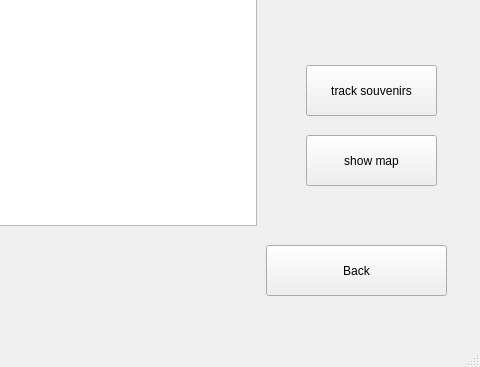
This is CS8project2/mainwindow.ui in pradakev/CS8GroupProject2 as Qt 5 draws it before an edit; both pictures show x 344 to 824 and y 255 to 622 of the 824 by 622 pixel window. The edited form follows.
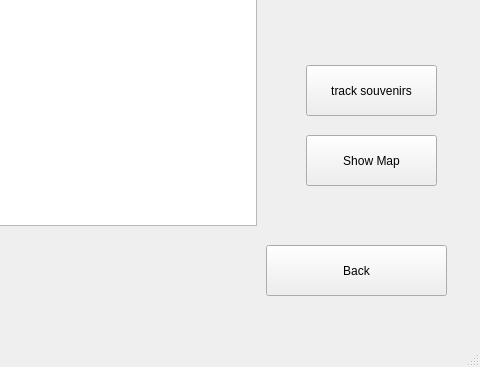
This is the edited form. The open tabs and pages were chosen to show the change. Icons and pictures are not drawn.

What changed in the file:
```diff
--- a/CS8project2/mainwindow.ui
+++ b/CS8project2/mainwindow.ui
@@ -1206,7 +1206,7 @@
        </rect>
       </property>
       <property name="text">
-       <string>show map</string>
+       <string>Show Map</string>
       </property>
      </widget>
     </widget>
```
Left out of the diff: 2 changed lines with no effect on the pictures.
